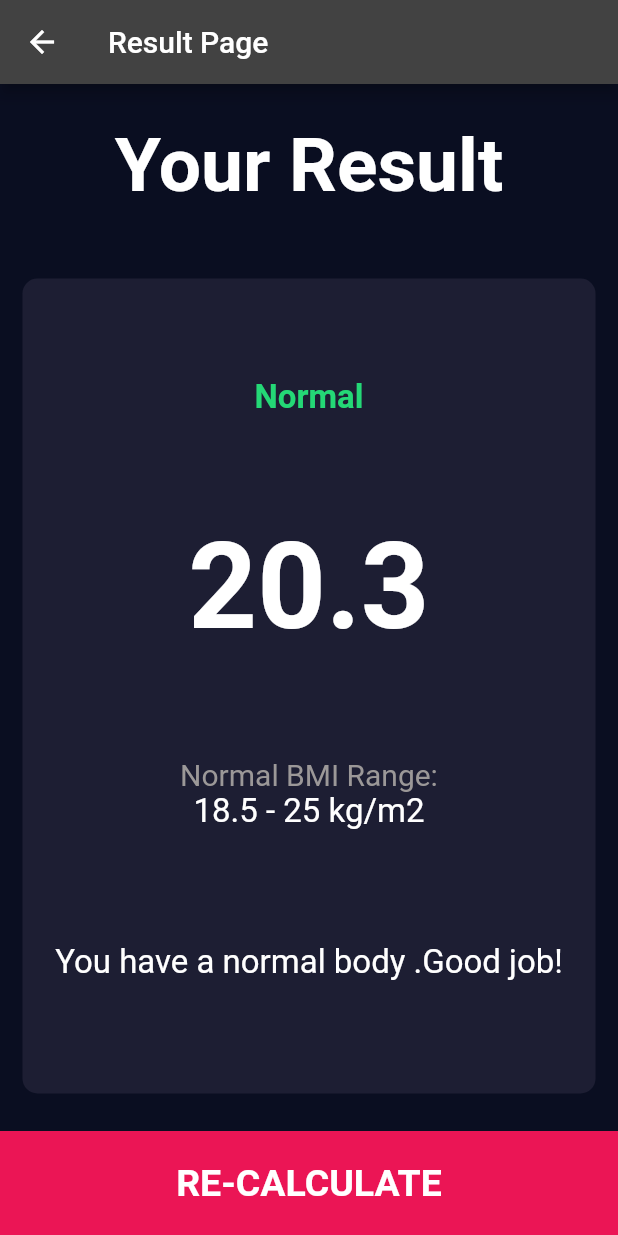
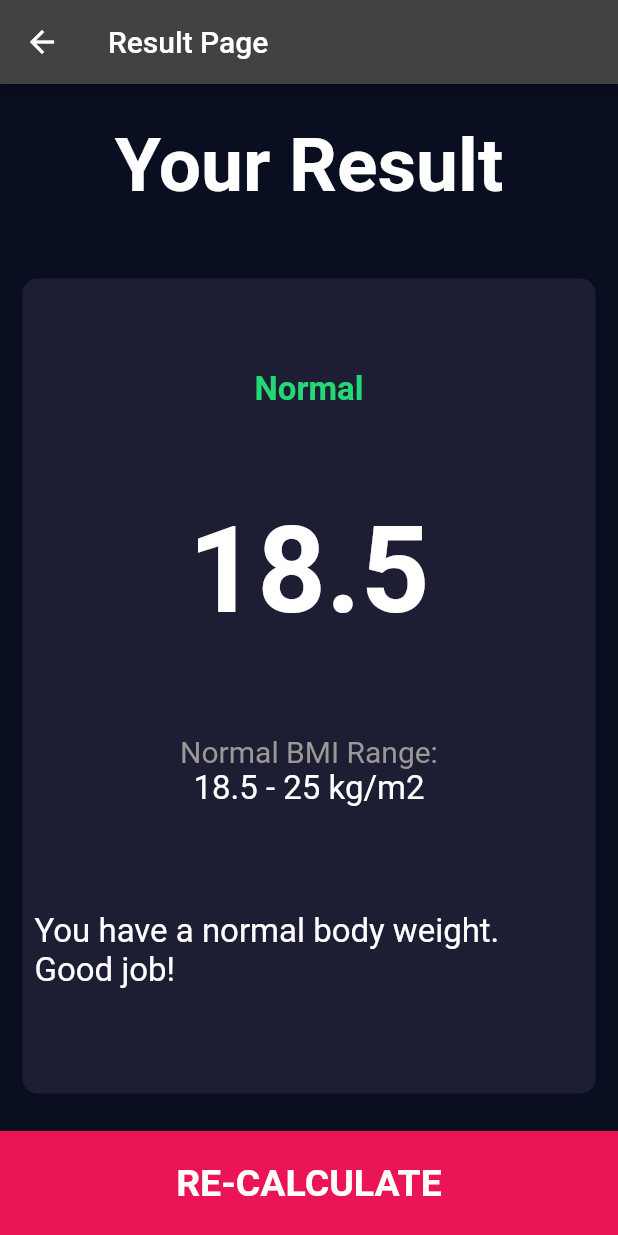
Before and after one commit to HeratUni-CS/bmi-calculator-Bashir-Danish, a Flutter app: the screen it shows after launch, after a tap on "CALCULATE", on a phone screen of 412 x 824 dp. Run offline on Flutter 3.47's test engine with Material 2 defaults, Android fonts, the phone set to English and light mode, and no system bars; our stand-ins replace font_awesome_flutter; missing offline and left inert: dart:ffi.

Commit message:
bmi functionality added

```diff
--- /dev/null
+++ b/lib/Calculate.dart
@@ -0,0 +1,32 @@
+import 'dart:math';
+
+class Calculate{
+  final int? height;
+  final int? weight;
+  double _bmi = 0;
+  Calculate({required this.height,required this.weight});
+
+  String calculateBMI(){
+    _bmi = weight! / pow(height!/100, 2);
+    return _bmi.toStringAsFixed(1);
+  }
+   String getResult() {
+    if (_bmi >= 25) {
+      return 'Overweight';
+    } else if (_bmi > 18.5) {
+      return 'Normal';
+    } else {
+      return 'Underweight';
+    }
+  }
+
+  String getInterpretation() {
+    if (_bmi >= 25) {
+      return 'You have a higher than normal body weight. Try to exercise more.';
+    } else if (_bmi >= 18.5) {
+      return 'You have a normal body weight. Good job!';
+    } else {
+      return 'You have a lower than normal body weight. You can eat a bit more.';
+    }
+  }
+}
--- a/lib/pages/input_page.dart
+++ b/lib/pages/input_page.dart
@@ -2,6 +2,7 @@ import 'dart:ffi';
 
 import 'package:flutter/material.dart';
 import 'package:font_awesome_flutter/font_awesome_flutter.dart';
+import 'package:lib/Calculate.dart';
 import 'package:lib/components/bottom_button.dart';
 import 'package:lib/components/round_icon_button.dart';
 import 'package:lib/constants.dart';
@@ -222,10 +223,15 @@ class _InputPageState extends State<InputPage> {
           BottomButton(
             title: 'CALCULATE',
             onTap: () {
+              Calculate calculate =Calculate(height: height, weight: weight);
               Navigator.push(
                 context,
                 MaterialPageRoute(
-                  builder: (context) => const ResultPage(),
+                  builder: (context) => ResultPage(
+                        bmiResult: calculate.calculateBMI(),
+                        resultText: calculate.getResult(),
+                        interpretation: calculate.getInterpretation(),
+                      ),
                 ),
               );
             },
--- a/lib/pages/result_page.dart
+++ b/lib/pages/result_page.dart
@@ -4,7 +4,13 @@ import 'package:lib/components/resuable_card.dart';
 import 'package:lib/constants.dart';
 
 class ResultPage extends StatelessWidget {
-  const ResultPage({super.key});
+  final String? bmiResult;
+  final String? resultText;
+  final String? interpretation;
+  ResultPage(
+      {required this.interpretation,
+      required this.bmiResult,
+      required this.resultText});
 
   @override
   Widget build(BuildContext context) {
@@ -15,49 +21,47 @@ class ResultPage extends StatelessWidget {
       body: Column(
         crossAxisAlignment: CrossAxisAlignment.stretch,
         children: [
-           Expanded(
-
+          Expanded(
             child: Container(
-              padding:const EdgeInsets.only(top:25),
-              child:const Text(
+              padding: const EdgeInsets.only(top: 25),
+              child: const Text(
                 'Your Result',
                 style: kTitleTextStyle,
                 textAlign: TextAlign.center,
               ),
             ),
           ),
-
           Expanded(
             flex: 5,
             child: ReusableCard(
-              child: const Column(
+              child:  Column(
                 mainAxisAlignment: MainAxisAlignment.spaceEvenly,
                 crossAxisAlignment: CrossAxisAlignment.center,
                 children: [
                   Text(
-                    'Normal',
+                    resultText!,
                     style: kResultTextStyle,
                   ),
                   Text(
-                    '20.3',
+                    bmiResult!,
                     style: kBMITextStyle,
                   ),
-                  Column(
-                    children: [
+                  const Column(
+                    children:[
                       Text(
                         'Normal BMI Range:',
                         style: kBodyGrayTextStyle,
                       ),
-                       Text(
+                      Text(
                         '18.5 - 25 kg/m2',
                         style: kBodyTextStyle,
                       ),
                     ],
                   ),
                   Padding(
-                    padding: EdgeInsets.all(8.0),
+                    padding:const EdgeInsets.all(8.0),
                     child: Text(
-                      'You have a normal body .Good job!',
+                      interpretation!,
                       style: kBodyTextStyle,
                     ),
                   ),
@@ -65,7 +69,7 @@ class ResultPage extends StatelessWidget {
               ),
             ),
           ),
-           BottomButton(
+          BottomButton(
             title: 'RE-CALCULATE',
             onTap: () {
               Navigator.pop(context);
```
